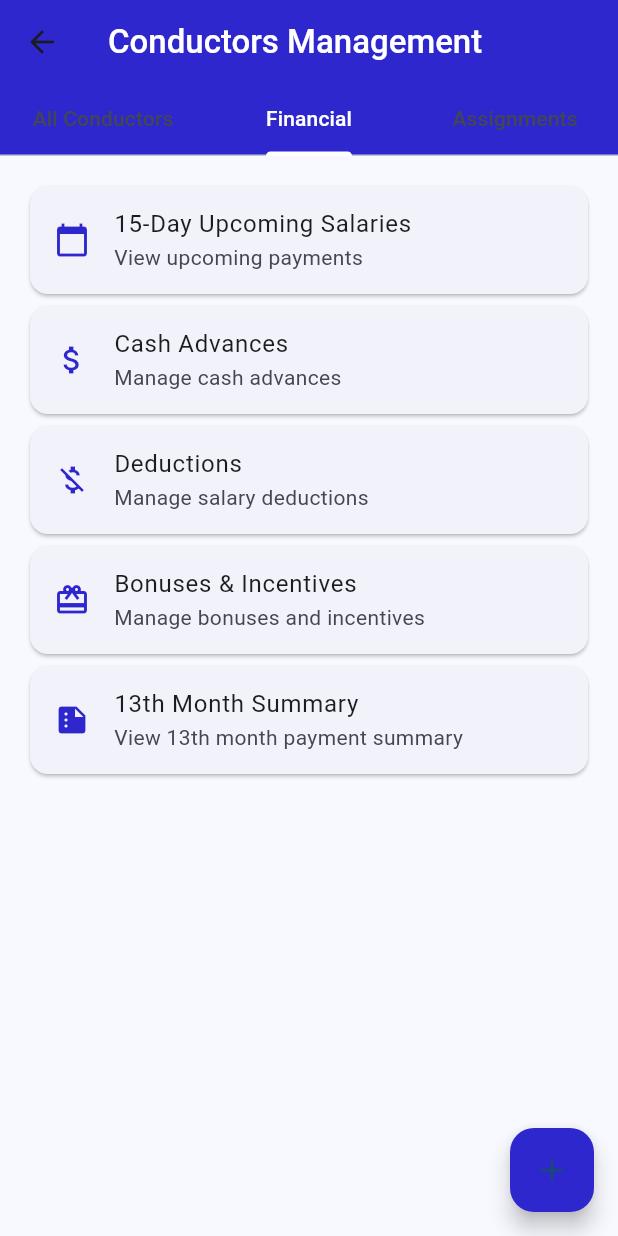
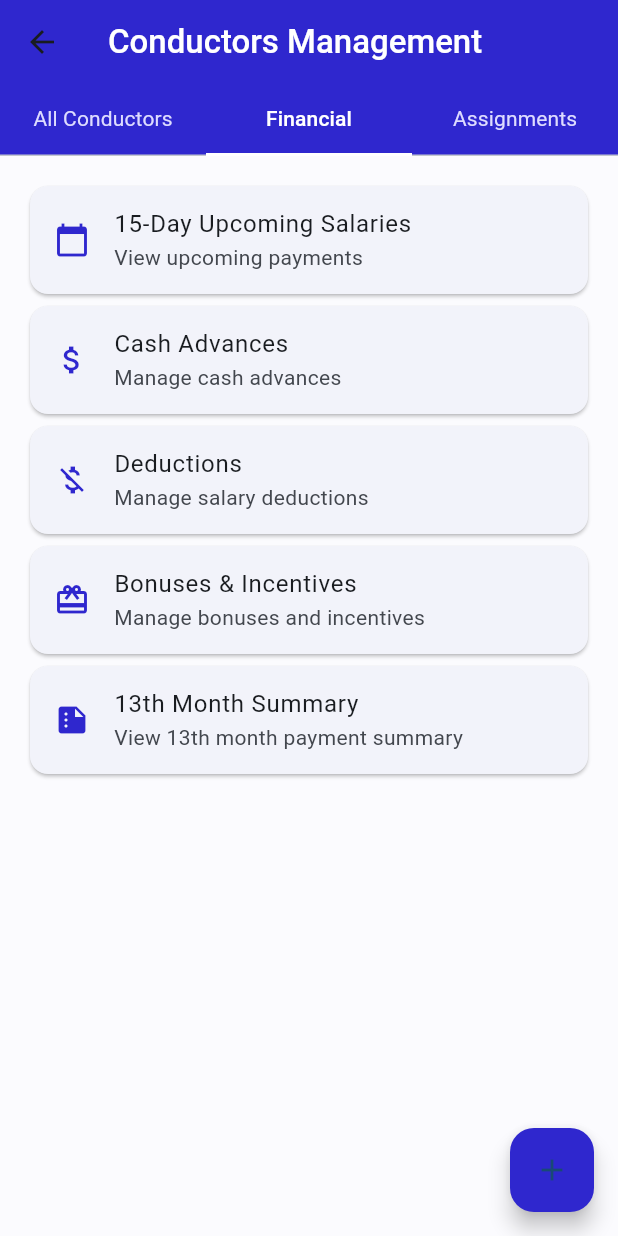
Before and after one commit to KboyVillahermosa/Bus_Management_Co, a Flutter app: the ConductorsScreen screen opened directly, tab 2 chosen, on a phone screen of 412 x 824 dp. Run offline on Flutter 3.47's test engine with Material 3 defaults, Android fonts, the phone set to English and light mode, and no system bars; our stand-ins replace email_validator, file_picker, open_filex, pdf, supabase_flutter; accounts and stored records are empty.

Commit message:
fix the design in the conductor

```diff
--- a/lib/screens/conductors/conductors_screen.dart
+++ b/lib/screens/conductors/conductors_screen.dart
@@ -310,6 +310,7 @@ class _ConductorsScreenState extends State<ConductorsScreen> with SingleTickerPr
   @override
   Widget build(BuildContext context) {
     return Scaffold(
+      backgroundColor: const Color(0xFFFBFBFE), // Use background color from your scheme
       appBar: AppBar(
         title: const Text(
           'Conductors Management',
@@ -328,6 +329,10 @@ class _ConductorsScreenState extends State<ConductorsScreen> with SingleTickerPr
             Tab(text: 'Assignments'),
           ],
           labelColor: Colors.white,
+          unselectedLabelColor: const Color(0xFFDEDCFF), // Add this for visibility
+          indicatorSize: TabBarIndicatorSize.tab,
+          labelStyle: const TextStyle(fontWeight: FontWeight.w500),
+          unselectedLabelStyle: const TextStyle(fontWeight: FontWeight.w400),
         ),
       ),
       floatingActionButton: FloatingActionButton(
```
